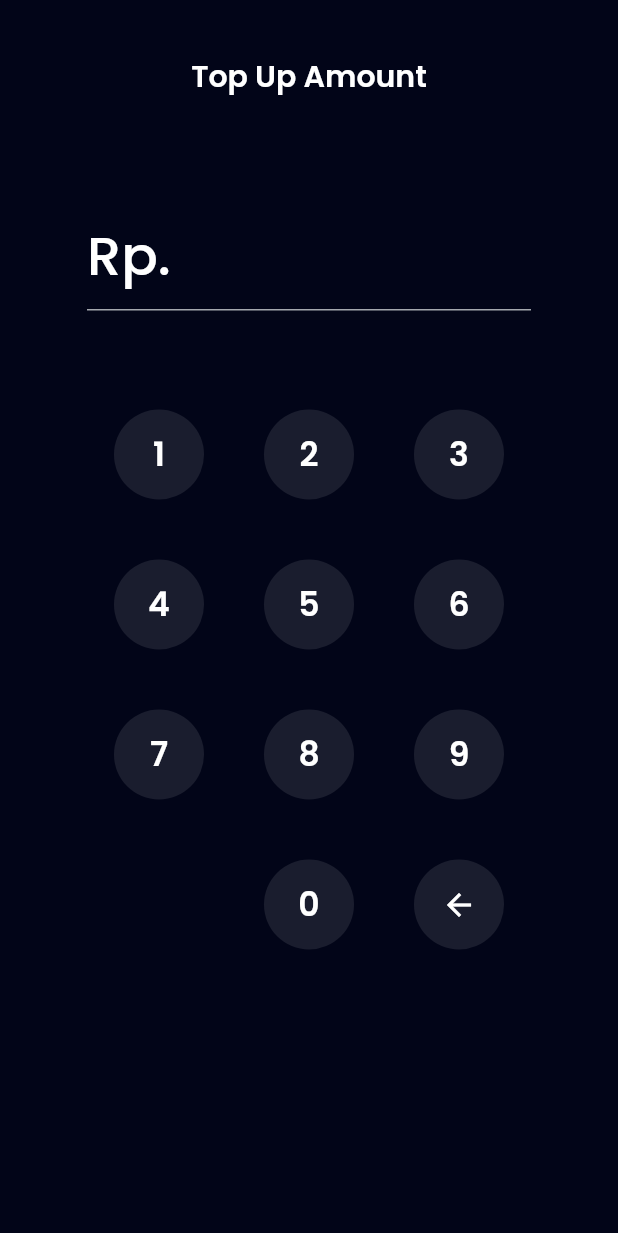
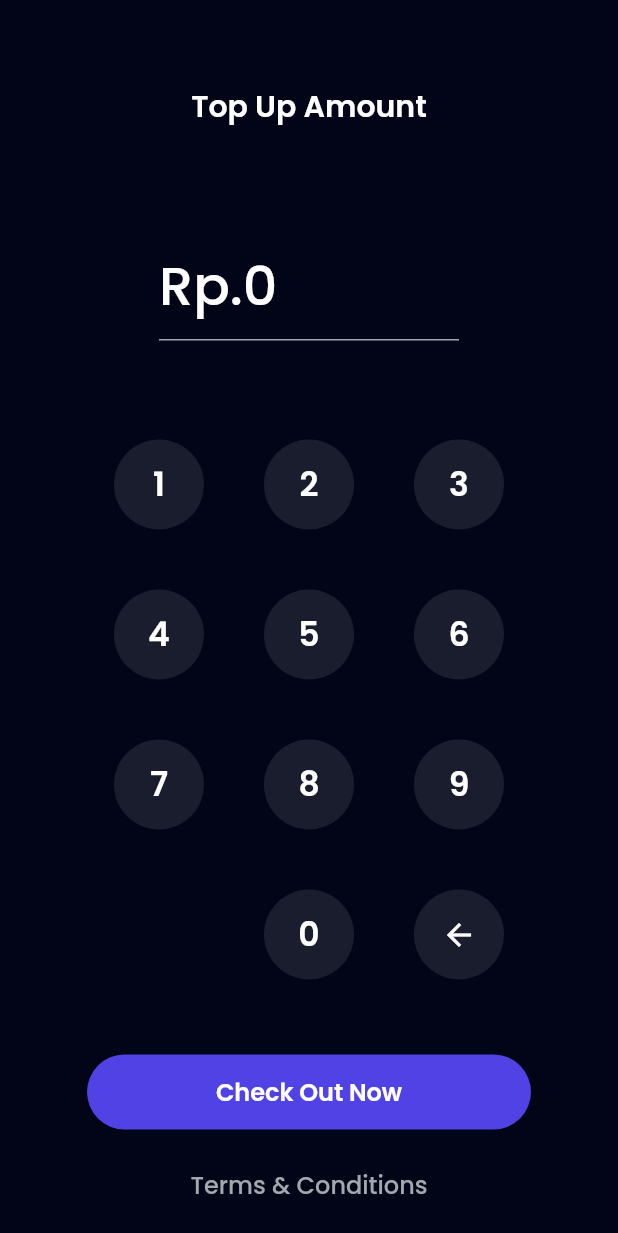
Before and after one commit to Chands18/bank_purse2, a Flutter app: the TopUpAmountPage screen opened by its route, after a tap on the "arrow back" icon, on a phone screen of 412 x 824 dp. Shown: the top 1233 px of the screen. Run offline on Flutter 3.47's test engine with Material 2 defaults, Android fonts, the phone set to English and light mode, and no system bars; our stand-ins replace carousel_slider, google_fonts.

Commit message:
top up amount 2

```diff
--- a/lib/ui/pages/topup_amount_page.dart
+++ b/lib/ui/pages/topup_amount_page.dart
@@ -11,10 +11,13 @@ class TopUpAmountPage extends StatefulWidget {
 
 class _TopUpAmountPageState extends State<TopUpAmountPage> {
   final TextEditingController amountController =
-      TextEditingController(text: '');
+      TextEditingController(text: '0');
   String pin = '';
 
   addAmount(String number) {
+    if (amountController.text == '0') {
+      amountController.text = '';
+    }
     setState(() {
       amountController.text = amountController.text + number;
     });
@@ -22,10 +25,15 @@ class _TopUpAmountPageState extends State<TopUpAmountPage> {
 
   deleteAmount() {
     if (amountController.text.isNotEmpty) {
-      setState(() {
+      setState(
+        () {
           amountController.text = amountController.text
               .substring(0, amountController.text.length - 1);
-      });
+          if (amountController.text == '') {
+            amountController.text = '0';
+          }
+        },
+      );
     }
   }
 
@@ -39,7 +47,7 @@ class _TopUpAmountPageState extends State<TopUpAmountPage> {
         ),
         children: [
           const SizedBox(
-            height: 36,
+            height: 56,
           ),
           Center(
             child: Text(
@@ -53,7 +61,8 @@ class _TopUpAmountPageState extends State<TopUpAmountPage> {
           const SizedBox(
             height: 67,
           ),
-          SizedBox(
+          Align(
+            child: SizedBox(
               width: 200,
               child: TextFormField(
                 controller: amountController,
@@ -74,6 +83,7 @@ class _TopUpAmountPageState extends State<TopUpAmountPage> {
                   disabledBorder: UnderlineInputBorder(
                     borderSide: BorderSide(
                       color: greyColor,
+                    ),
                   ),
                 ),
               ),
@@ -173,6 +183,41 @@ class _TopUpAmountPageState extends State<TopUpAmountPage> {
               ],
             ),
           ),
+          const SizedBox(
+            height: 50,
+          ),
+          CustomFilledButton(
+            title: 'Check Out Now',
+            onPressed: () async {
+              // if (await Navigator.pushNamed(context, '/pin') == true) {
+              //   final authState = context.read<AuthBloc>().state;
+              //   String pin = '';
+              //   if (authState is AuthSuccess) {
+              //     pin = authState.data.pin!;
+              //   }
+
+              //   context.read<TransferFormBloc>().add(
+              //         TransferFormPost(
+              //           widget.data.copyWith(
+              //             pin: pin,
+              //             amount:
+              //                 amountController.text.replaceAll('.', ''),
+              //           ),
+              //         ),
+              //       );
+              // }
+            },
+          ),
+          const SizedBox(
+            height: 25,
+          ),
+          CustomTextButton(
+            title: 'Terms & Conditions',
+            onPressed: () {},
+          ),
+          const SizedBox(
+            height: 40,
+          ),
         ],
       ),
     );
```
Lines whose indentation alone changed are shown as unchanged.
